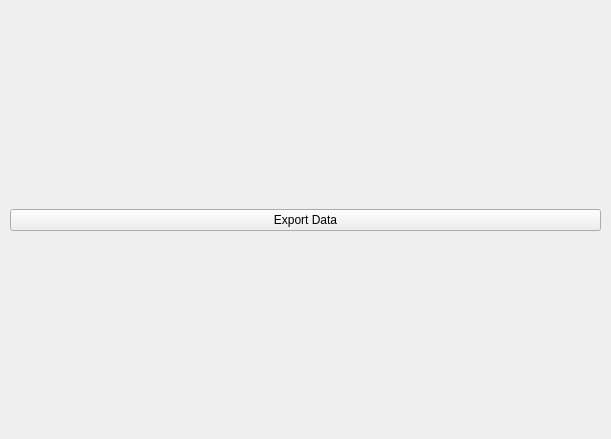
Before: the Qt Designer form ui/qt/Settings.ui in IwanIDev/cs-unit5, drawn with Qt 5.
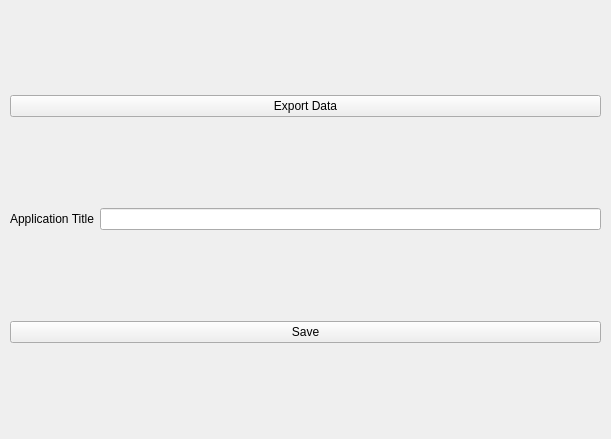
After: the same form once the commit is applied.

What changed in the file:
```diff
--- a/ui/qt/Settings.ui
+++ b/ui/qt/Settings.ui
@@ -34,6 +34,27 @@
       </item>
      </layout>
     </item>
+    <item>
+     <layout class="QHBoxLayout" name="horizontalLayout_2">
+      <item>
+       <widget class="QLabel" name="label">
+        <property name="text">
+         <string>Application Title</string>
+        </property>
+       </widget>
+      </item>
+      <item>
+       <widget class="QLineEdit" name="titleEdit"/>
+      </item>
+     </layout>
+    </item>
+    <item>
+     <widget class="QPushButton" name="saveButton">
+      <property name="text">
+       <string>Save</string>
+      </property>
+     </widget>
+    </item>
    </layout>
   </widget>
  </widget>
```
